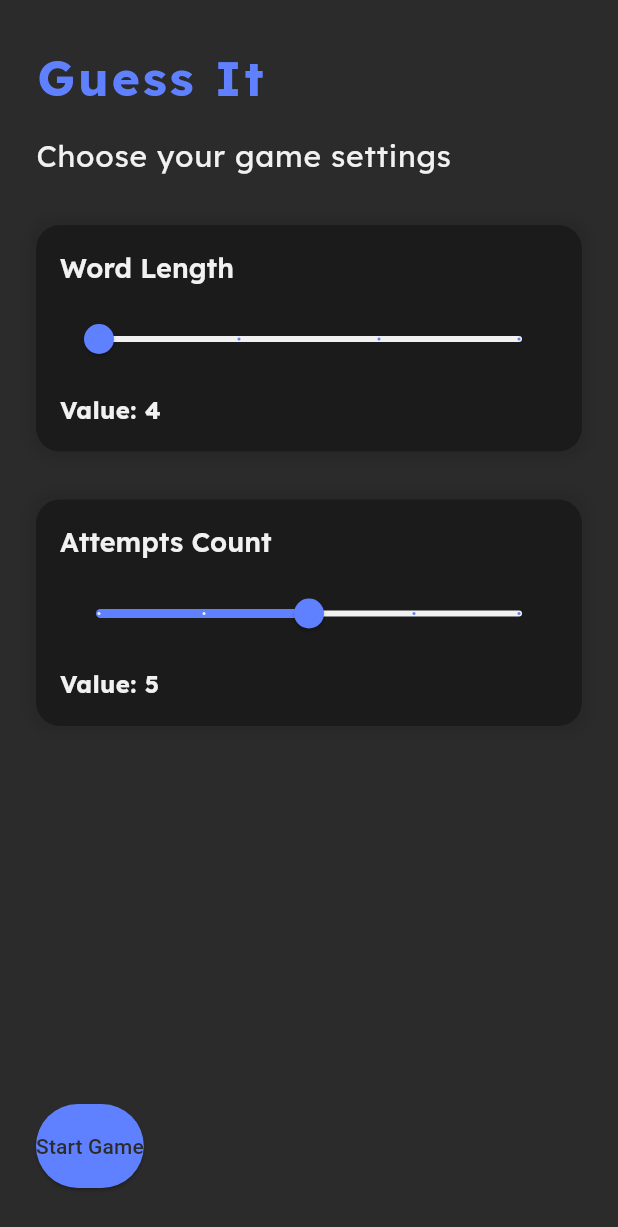
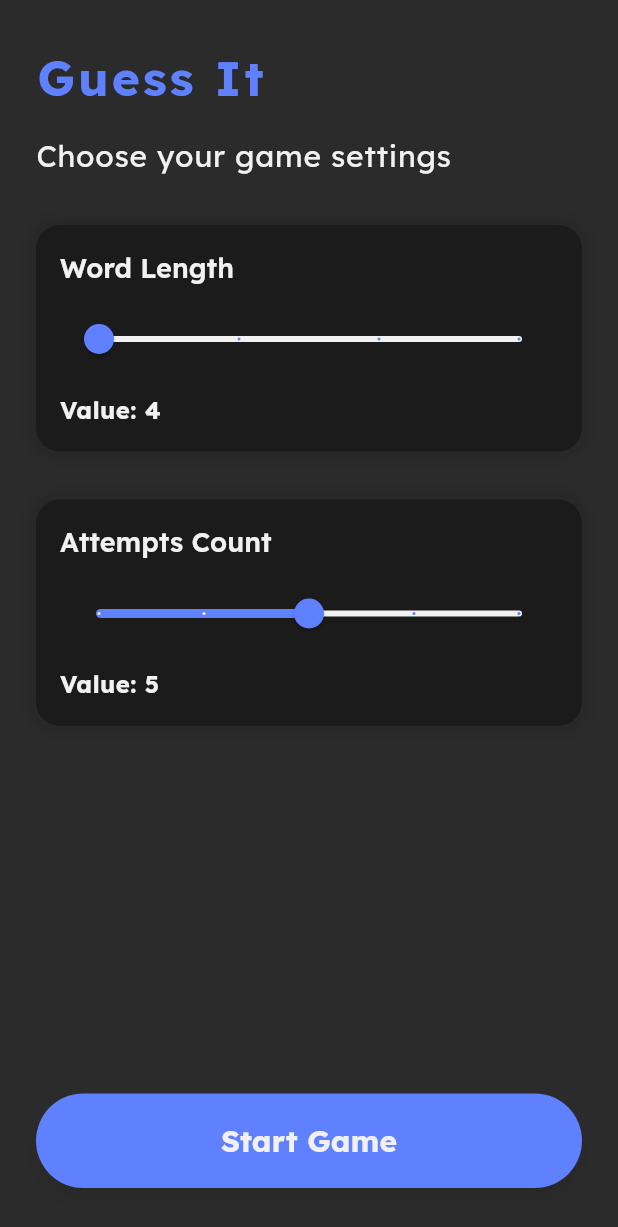
Before and after one commit to hadyaan/word_game-app, a Flutter app: the screen it shows after launch, on a phone screen of 412 x 824 dp. Shown: the top 1227 px of the screen. Run offline on Flutter 3.47's test engine with Material 3 defaults, Android fonts, the phone set to English and light mode, and no system bars; our stand-ins replace go_router.

Commit message:
Enhance Start Game button with improved styling and shadow effects

```diff
--- a/lib/features/home/presentation/home_page.dart
+++ b/lib/features/home/presentation/home_page.dart
@@ -63,13 +63,25 @@ class _HomePageState extends State<HomePage> {
                 },
               ),
               Spacer(),
-              ElevatedButton(onPressed: () {},
-              style: ElevatedButton.styleFrom(
-                padding: EdgeInsets.symmetric(vertical: 18),
-                backgroundColor: Theme.of(context).colorScheme.primary,
-                foregroundColor: Theme.of(context).colorScheme.surface,
+              SizedBox(
+                width: double.maxFinite,
+                child: ElevatedButton(
+                  onPressed: () {},
+                  style: ElevatedButton.styleFrom(
+                    padding: EdgeInsets.symmetric(vertical: 18),
+                    backgroundColor: Theme.of(context).colorScheme.primary,
+                    foregroundColor: Theme.of(context).colorScheme.surface,
+                    elevation: 5,
+                    shadowColor: Colors.black.withOpacity(0.3),
+                  ),
+                  child: Text(
+                    'Start Game',
+                    style: Theme.of(context).textTheme.headlineSmall?.copyWith(
+                      fontWeight: FontWeight.bold,
+                    ),
+                  ),
+                ),
               ),
-               child: Text('Start Game')),
             ],
           ),
         ),
```
